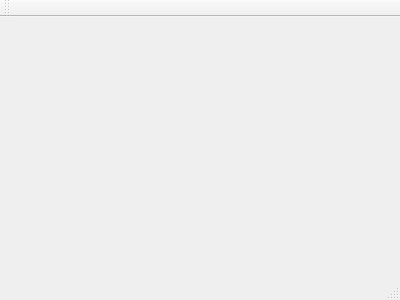
MSNR-seminarski/msnr-seminarski, file QtRobot/mainwindow.ui: the form before one commit.
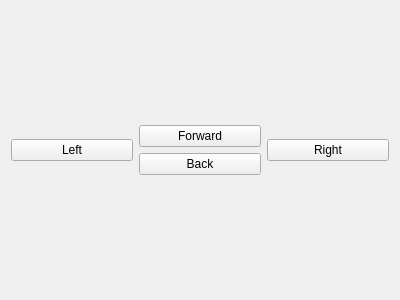
The form after the commit.

Commit message: Implemented button serial communication

What changed in the file:
```diff
--- a/QtRobot/mainwindow.ui
+++ b/QtRobot/mainwindow.ui
@@ -13,26 +13,46 @@
   <property name="windowTitle">
    <string>QtRobot</string>
   </property>
-  <widget class="QWidget" name="centralWidget"/>
-  <widget class="QMenuBar" name="menuBar">
-   <property name="geometry">
-    <rect>
-     <x>0</x>
-     <y>0</y>
-     <width>400</width>
-     <height>19</height>
-    </rect>
-   </property>
+  <widget class="QWidget" name="centralWidget">
+   <layout class="QVBoxLayout" name="verticalLayout_2">
+    <item>
+     <layout class="QHBoxLayout" name="horizontalLayout">
+      <item>
+       <widget class="QPushButton" name="leftButton">
+        <property name="text">
+         <string>Left</string>
+        </property>
+       </widget>
+      </item>
+      <item>
+       <layout class="QVBoxLayout" name="verticalLayout">
+        <item>
+         <widget class="QPushButton" name="forwardButton">
+          <property name="text">
+           <string>Forward</string>
+          </property>
+         </widget>
+        </item>
+        <item>
+         <widget class="QPushButton" name="backButton">
+          <property name="text">
+           <string>Back</string>
+          </property>
+         </widget>
+        </item>
+       </layout>
+      </item>
+      <item>
+       <widget class="QPushButton" name="rightButton">
+        <property name="text">
+         <string>Right</string>
+        </property>
+       </widget>
+      </item>
+     </layout>
+    </item>
+   </layout>
   </widget>
-  <widget class="QToolBar" name="mainToolBar">
-   <attribute name="toolBarArea">
-    <enum>TopToolBarArea</enum>
-   </attribute>
-   <attribute name="toolBarBreak">
-    <bool>false</bool>
-   </attribute>
-  </widget>
-  <widget class="QStatusBar" name="statusBar"/>
  </widget>
  <layoutdefault spacing="6" margin="11"/>
  <resources/>
```
The commit also changes 2 other files.
